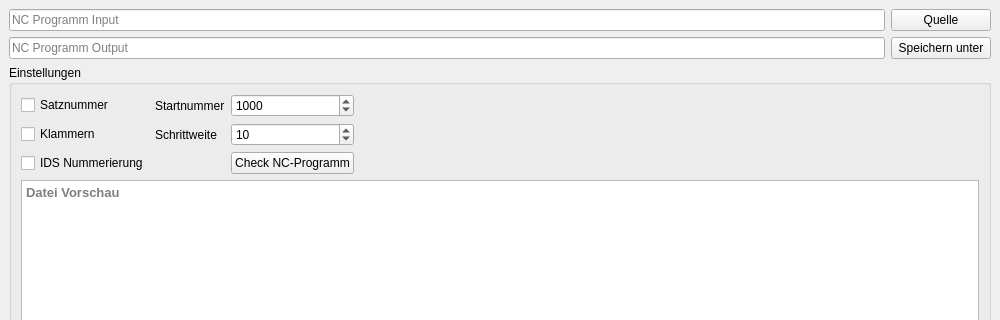
This is nc_editor.ui in imoDDomi/NC-Editor as Qt 5 draws it before an edit; both pictures show x 0 to 1000 and y 0 to 320 of the 1000 by 700 pixel window. The edited form follows.
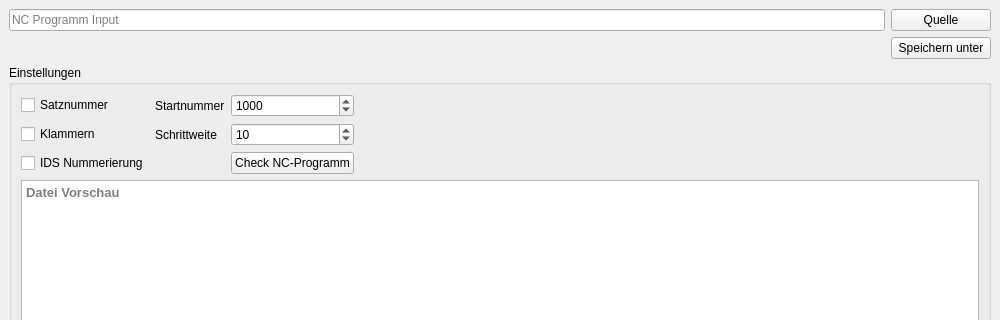
This is the edited form.

Commit message: Design Änderungen

```diff
--- a/nc_editor.ui
+++ b/nc_editor.ui
@@ -11,7 +11,10 @@
    </rect>
   </property>
   <property name="windowTitle">
-   <string>MainWindow</string>
+   <string>NC-Checker</string>
+  </property>
+  <property name="styleSheet">
+   <string notr="true"/>
   </property>
   <widget class="QWidget" name="centralwidget">
    <layout class="QVBoxLayout" name="verticalLayout">
@@ -173,19 +176,6 @@
         </layout>
        </widget>
       </item>
-      <item row="2" column="0" colspan="2">
-       <widget class="QLineEdit" name="le_output">
-        <property name="enabled">
-         <bool>true</bool>
-        </property>
-        <property name="readOnly">
-         <bool>true</bool>
-        </property>
-        <property name="placeholderText">
-         <string>NC Programm Output</string>
-        </property>
-       </widget>
-      </item>
       <item row="0" column="2">
        <widget class="QPushButton" name="pb_quelle">
         <property name="sizePolicy">
```
The commit also changes 2 other files.
